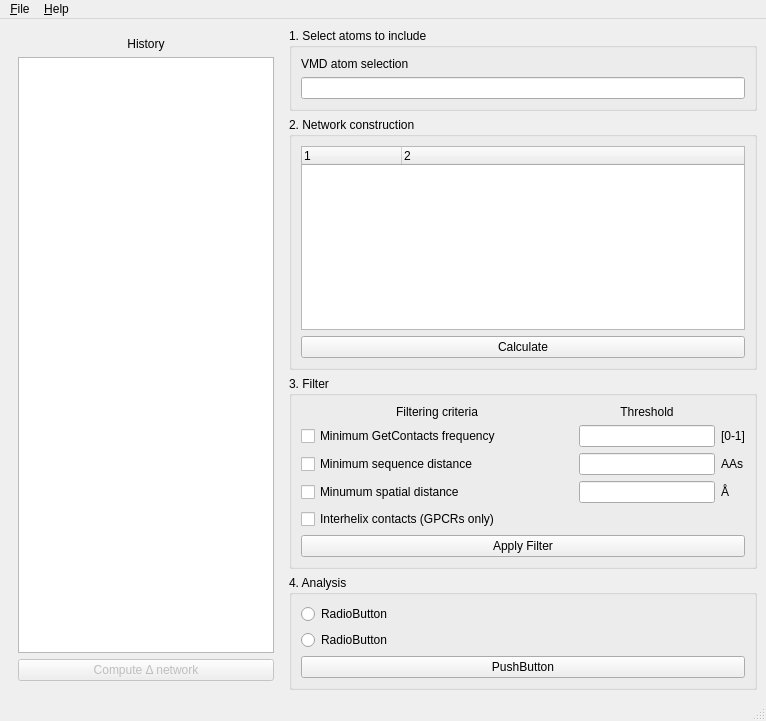
Old version of the form gui/alloviz_main.ui in the repository frannerin/AlloViz.
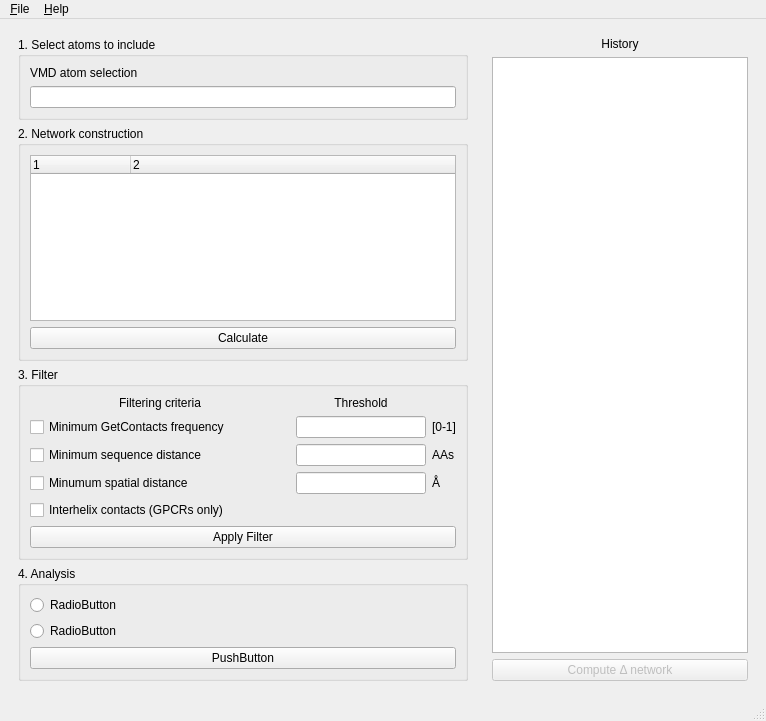
New version of the form.

```diff
--- a/gui/alloviz_main.ui
+++ b/gui/alloviz_main.ui
@@ -17,12 +17,8 @@
    <locale language="English" country="UnitedStates"/>
   </property>
   <widget class="QWidget" name="centralwidget">
-   <layout class="QGridLayout" name="gridLayout">
-    <item row="0" column="1">
-     <widget class="QSplitter" name="splitter">
-      <property name="orientation">
-       <enum>Qt::Horizontal</enum>
-      </property>
+   <layout class="QHBoxLayout" name="horizontalLayout">
+    <item>
       <widget class="QWidget" name="widget" native="true">
        <property name="sizePolicy">
         <sizepolicy hsizetype="Expanding" vsizetype="Preferred">
@@ -243,9 +239,8 @@
         </item>
        </layout>
       </widget>
-     </widget>
     </item>
-    <item row="0" column="0">
+    <item>
      <widget class="QWidget" name="widget_2" native="true">
       <layout class="QVBoxLayout" name="verticalLayout_9">
        <item>
```
Lines whose indentation alone changed are shown as unchanged.
